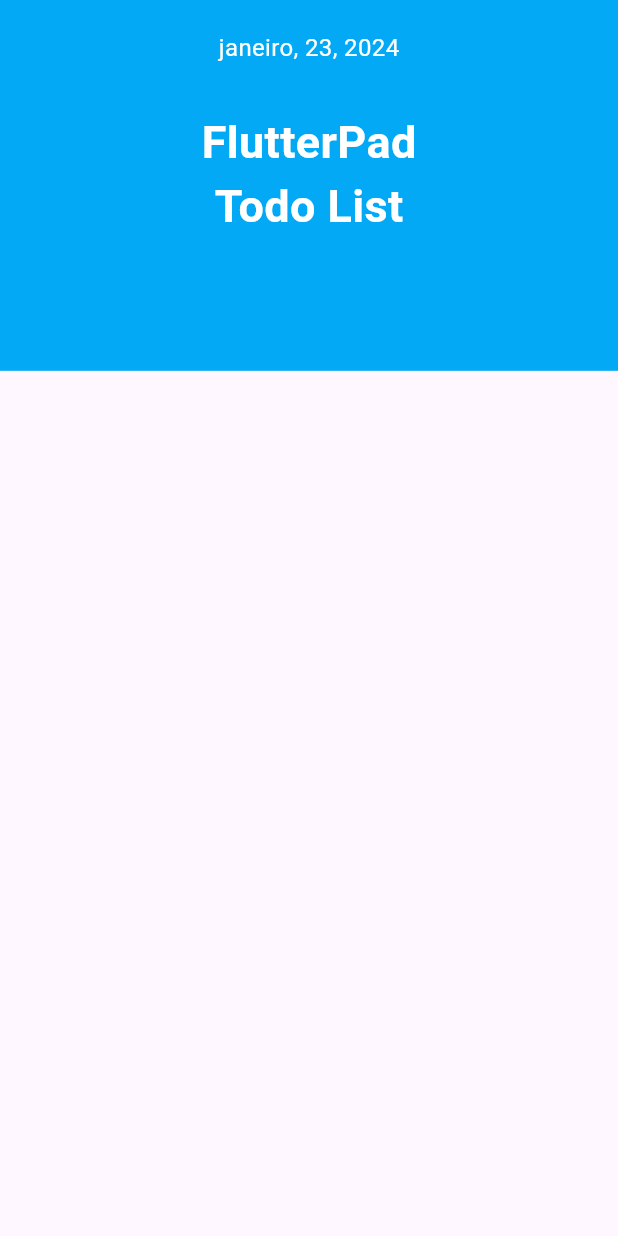
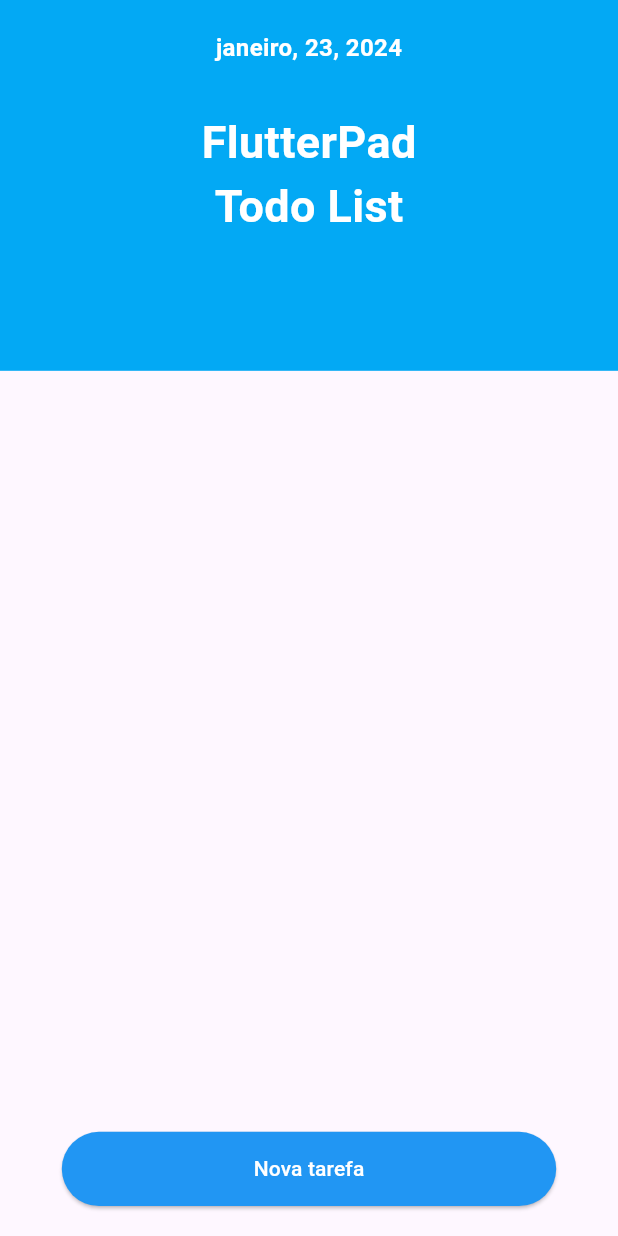
Before and after one commit to ArtthSilva/toDo_list_bichinhosTI, a Flutter app: the screen it shows after launch, on a phone screen of 412 x 824 dp. Run offline on Flutter 3.47's test engine with Material 3 defaults, Android fonts, the phone set to English and light mode, and no system bars.

Commit message:
feat: add button to go to new task page

```diff
--- a/lib/layers/views/pages/initial_page.dart
+++ b/lib/layers/views/pages/initial_page.dart
@@ -1,5 +1,6 @@
 import 'package:flutter/material.dart';
 import 'package:intl/intl.dart';
+import 'package:todo_list/layers/views/pages/new_task_page.dart';
 
 class InitialPage extends StatefulWidget {
   const InitialPage({super.key});
@@ -11,21 +12,27 @@ class InitialPage extends StatefulWidget {
 class _InitialPageState extends State<InitialPage> {
   final String dataFormatada =
       DateFormat('LLLL, d, y', 'pt_BR').format(DateTime.now());
-
   @override
   Widget build(BuildContext context) {
     return SafeArea(
       child: Scaffold(
-        body: Container(
+        body: Stack(
+          children: [
+            Column(
+              children: [
+                Container(
                   color: Colors.lightBlue,
                   width: MediaQuery.of(context).size.width,
                   height: MediaQuery.of(context).size.height * 0.3,
                   child: Column(
-              children:  [
+                    children: [
                       Padding(
                         padding: const EdgeInsets.only(top: 20),
                         child: Text(dataFormatada,
-                      style: const TextStyle(color: Colors.white, fontSize: 16)),
+                            style: const TextStyle(
+                                color: Colors.white,
+                                fontSize: 16,
+                                fontWeight: FontWeight.w600)),
                       ),
                       const Center(
                         child: Padding(
@@ -34,18 +41,56 @@ class _InitialPageState extends State<InitialPage> {
                             children: [
                               Text(
                                 'FlutterPad',
-                          style: TextStyle(color: Colors.white, fontSize: 30, fontWeight: FontWeight.bold),
+                                style: TextStyle(
+                                    color: Colors.white,
+                                    fontSize: 30,
+                                    fontWeight: FontWeight.bold),
                               ),
                               Text(
                                 'Todo List',
-                          style: TextStyle(color: Colors.white, fontSize: 30, fontWeight: FontWeight.bold),
+                                style: TextStyle(
+                                    color: Colors.white,
+                                    fontSize: 30,
+                                    fontWeight: FontWeight.bold),
                               )
                             ],
                           ),
                         ),
                       ),
                     ],
-            )),
+                  ),
+                ),
+              ],
+            ),
+            Padding(
+              padding: const EdgeInsets.only(bottom: 20),
+              child: Align(
+                alignment: Alignment.bottomCenter,
+                child: SizedBox(
+                  width: MediaQuery.of(context).size.width * 0.8,
+                  height: MediaQuery.of(context).size.height * 0.06,
+                  child: ElevatedButton(
+                    style: ButtonStyle(
+                        backgroundColor:
+                            MaterialStateProperty.all(Colors.blue)),
+                    onPressed: () {
+                      Navigator.push(
+                        context,
+                        MaterialPageRoute(
+                          builder: (_) => const NewTaskPage(),
+                        ),
+                      );
+                    },
+                    child: const Text(
+                      'Nova tarefa',
+                      style: TextStyle(color: Colors.white),
+                    ),
+                  ),
+                ),
+              ),
+            ),
+          ],
+        ),
       ),
     );
   }
```
Also changed, not shown: lib/layers/views/pages/new_task_page.dart (added, +22 -0 lines). Lines whose indentation alone changed are shown as unchanged.
